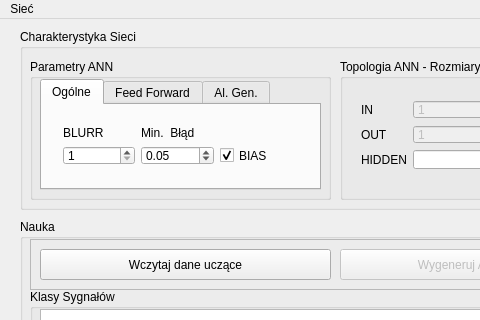
This is mainwindow.ui in coyote443/NeuralNetForMarket as Qt 5 draws it before an edit; both pictures show x 0 to 480 and y 0 to 320 of the 941 by 671 pixel window. The edited form follows.
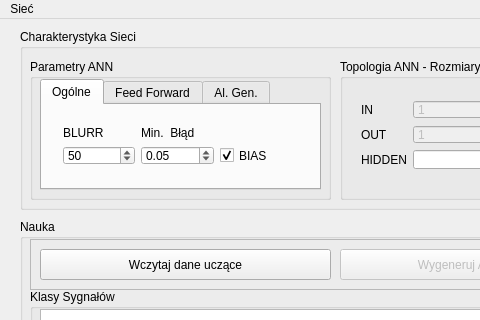
This is the edited form. The open tabs and pages were chosen to show the change.

What changed in the file:
```diff
--- a/mainwindow.ui
+++ b/mainwindow.ui
@@ -242,6 +242,9 @@
              <property name="maximum">
               <number>10000</number>
              </property>
+             <property name="value">
+              <number>50</number>
+             </property>
             </widget>
            </item>
            <item>
```
Left out of the diff: 2 changed lines with no effect on the pictures.
